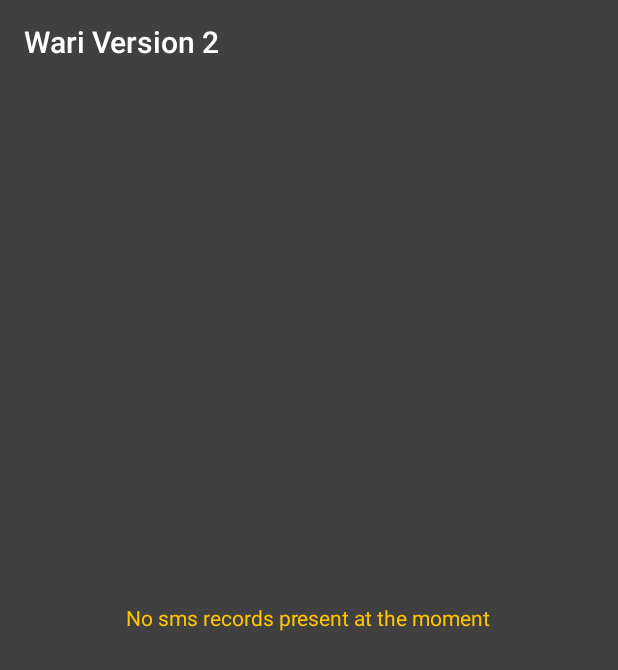
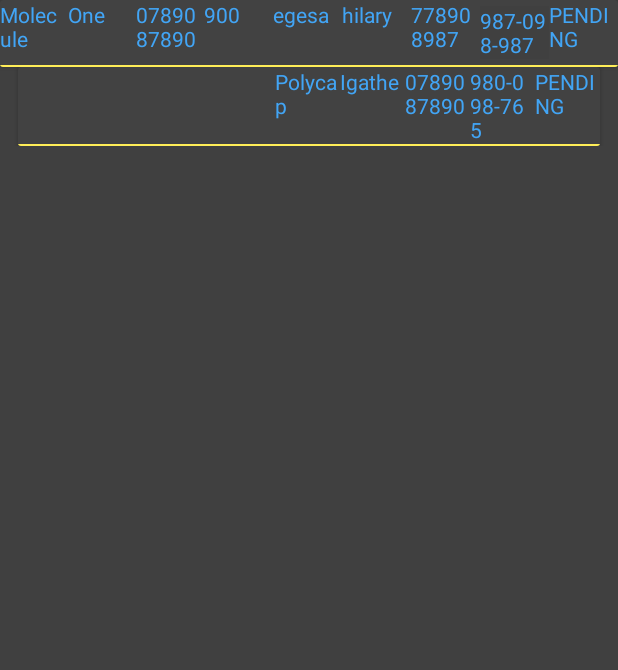
Before and after one commit to hilpitome/Wari, an Android app: the screen it shows after launch (MainActivity), on a phone screen of 412 x 824 dp. Shown: the top 670 px of the screen. Run offline under Robolectric (Android 15) with nearby library versions, the phone set to English and light mode, and no system bars.

Commit message:
almost to logic and design

```diff
--- a/app/src/main/java/com/warivirtualpos/wari/ComplexRecyclerViewAdapter.java
+++ b/app/src/main/java/com/warivirtualpos/wari/ComplexRecyclerViewAdapter.java
@@ -88,6 +88,7 @@ public class ComplexRecyclerViewAdapter extends RecyclerView.Adapter<RecyclerVie
         vh2.getFirstnameTv().setText(withdrawalData.getFirstname());
         vh2.getPhoneTv().setText(withdrawalData.getPhone());
         vh2.getConfirmationTv().setText(withdrawalData.getConfirmation());
+        vh2.getStatusTv().setText(withdrawalData.getStatus());
         vh2.itemView.setOnClickListener(new View.OnClickListener() {
             @Override
             public void onClick(View v) {
@@ -116,7 +117,6 @@ public class ComplexRecyclerViewAdapter extends RecyclerView.Adapter<RecyclerVie
         }
 
         vh1.getStatusTv().setText(requestData.getStatus());
-
         vh1.itemView.setOnClickListener(new View.OnClickListener() {
             @Override
             public void onClick(View v) {
--- a/app/src/main/java/com/warivirtualpos/wari/MainActivity.java
+++ b/app/src/main/java/com/warivirtualpos/wari/MainActivity.java
@@ -25,6 +25,11 @@ import com.warivirtualpos.wari.model.RequestData;
 import com.warivirtualpos.wari.model.WithdrawalData;
 import com.warivirtualpos.wari.utils.DatabaseHandler;
 
+import org.json.JSONException;
+import org.json.JSONObject;
+
+import java.io.IOException;
+import java.io.InputStream;
 import java.util.ArrayList;
 import java.util.List;
 
@@ -48,11 +53,72 @@ public class MainActivity extends AppCompatActivity {
         setContentView(R.layout.activity_main);
         final Toolbar toolbar = (Toolbar) findViewById(R.id.toolbar);
         setSupportActionBar(toolbar);
+        databaseHandler = new DatabaseHandler(this);
+
+        Resources resources = getResources();
+
+        InputStream inputStream = resources.openRawResource(R.raw.example_objects);
+
+        try {
+            int size = inputStream.available();
+            byte[] buffer = new byte[size];
+            inputStream.read(buffer);
+            inputStream.close();
+            String json = new String(buffer,"UTF-8");
+
+            JSONObject withdarawalDataString = new JSONObject(json);
+            JSONObject requestdataString = new JSONObject(json);
+            // create transfer request
+            JSONObject transferRequestData = requestdataString.getJSONObject("transfer_request_data");
+            String sender_lastname = transferRequestData.getString("sender_lastname");
+            String sender_firstname = transferRequestData.getString("sender_firstname");
+            String sender_phone = transferRequestData.getString("sender_phone");
+            String amount = transferRequestData.getString("amount");
+            String beneficiary_lastname = transferRequestData.getString("beneficiary_lastname");
+            String beneficiary_firstname = transferRequestData.getString("beneficiary_firstname");
+            String beneficiary_phone = transferRequestData.getString("beneficiary_phone");
+            RequestData requestData = new RequestData();
+            requestData.setSenderLastName(sender_lastname);
+            requestData.setSenderFirstname(sender_firstname);
+            requestData.setSenderPhone(sender_phone);
+            requestData.setAmount(Integer.valueOf(amount));
+            requestData.setBeneficiaryLastname(beneficiary_lastname);
+            requestData.setBeneficiaryPhone(beneficiary_phone);
+            requestData.setBeneficiaryFirstname(beneficiary_firstname);
+            requestData.setStatus("PENDING");
+            requestData.setConfirmation("987-098-987");
+
+            databaseHandler.addRequestData(requestData);
+
+            // create withdrawal data
+            JSONObject withDrawalData = withdarawalDataString.getJSONObject("withdrawal_request_data");
+            String lastname = withDrawalData.getString("lastname");
+            String firstname = withDrawalData.getString("firstname");
+            String date = withDrawalData.getString("date");
+            String confirmation = withDrawalData.getString("confirm");
+            String phone = withDrawalData.getString("phone");
+            String status = withDrawalData.getString("status");
+            Log.e("stat", status);
+            WithdrawalData data = new WithdrawalData();
+            data.setDate(date);
+            data.setLastname(lastname);
+            data.setFirstname(firstname);
+            data.setConfirmation(confirmation);
+            data.setPhone(phone);
+            data.setStatus(status);
+
+            databaseHandler.addWithdrawalData(data);
+
+
+        } catch (IOException | JSONException e) {
+            e.printStackTrace();
+        }
+
+
         noTextsTv = (TextView) findViewById(R.id.no_sms_tv);
         recyclerView = (RecyclerView) findViewById(R.id.recyclerView);
         swipeRefreshLayout = (SwipeRefreshLayout) findViewById(R.id.swiperefresh_layout);
 
-        databaseHandler = new DatabaseHandler(this);
 
         initSwipeRefreshLayout();
         setRecyclerView();
@@ -74,20 +140,17 @@ public class MainActivity extends AppCompatActivity {
         recyclerView.setLayoutManager(layoutManager);
         complexRecyclerViewAdapter = new ComplexRecyclerViewAdapter(this);
         recyclerView.setAdapter(complexRecyclerViewAdapter);
-
     }
     private void setItemList() {
         requestDataList = databaseHandler.getRequestData();
         withdrawalDataList = databaseHandler.getWithdrawalData();
         this.items.clear();
-
         for (RequestData requestData : requestDataList) {
             items.add(requestData);
         }
         for (WithdrawalData withdrawalData : withdrawalDataList) {
             items.add(withdrawalData);
         }
-
         if(items.size()>0){
             noTextsTv.setVisibility(View.GONE);
             recyclerView.setVisibility(View.VISIBLE);
--- a/app/src/main/java/com/warivirtualpos/wari/WithdrawalDataViewHolder.java
+++ b/app/src/main/java/com/warivirtualpos/wari/WithdrawalDataViewHolder.java
@@ -9,13 +9,14 @@ import android.widget.TextView;
  */
 
 public class WithdrawalDataViewHolder extends RecyclerView.ViewHolder {
-    private TextView lastnameTv, firstnameTv, phoneTv, confirmationTv;
+    private TextView lastnameTv, firstnameTv, phoneTv, confirmationTv, statusTv;
     public WithdrawalDataViewHolder(View view) {
         super(view);
         lastnameTv = (TextView) view.findViewById(R.id.lastname_text);
         firstnameTv = (TextView) view.findViewById(R.id.firstname_text);
         phoneTv = (TextView) view.findViewById(R.id.phone_text);
         confirmationTv = (TextView) view.findViewById(R.id.confirmation_text);
+        statusTv = (TextView) view.findViewById(R.id.validation_txt);
     }
 
     public TextView getLastnameTv() {
@@ -49,4 +50,12 @@ public class WithdrawalDataViewHolder extends RecyclerView.ViewHolder {
     public void setConfirmationTv(TextView confirmationTv) {
         this.confirmationTv = confirmationTv;
     }
+
+    public TextView getStatusTv() {
+        return statusTv;
+    }
+
+    public void setStatusTv(TextView statusTv) {
+        this.statusTv = statusTv;
+    }
 }
--- a/app/src/main/java/com/warivirtualpos/wari/WithdrawalRequestDetailActivity.java
+++ b/app/src/main/java/com/warivirtualpos/wari/WithdrawalRequestDetailActivity.java
@@ -71,7 +71,7 @@ public class WithdrawalRequestDetailActivity extends AppCompatActivity implement
                 SmsManager smsManager = SmsManager.getDefault();
 //                smsManager.sendTextMessage("agentPhone", null, "sms message", null, null);
                 String confirmString = confirmationTv.getText().toString().trim();
-                Log.e("string", confirmString);
+                databaseHandler.updateWithdrawalConfirmation(sqliteId);
                 Toast.makeText(this, "validation sent to  agent", Toast.LENGTH_SHORT).show();
 
                 break;
--- a/app/src/main/java/com/warivirtualpos/wari/model/WithdrawalData.java
+++ b/app/src/main/java/com/warivirtualpos/wari/model/WithdrawalData.java
@@ -7,7 +7,7 @@ import android.util.Log;
  */
 
 public class WithdrawalData {
-    String date, lastname, firstname, phone, confirmation;
+    String date, lastname, firstname, phone, confirmation, status;
     int sqliteId;
     public WithdrawalData(){
     }
@@ -68,4 +68,12 @@ public class WithdrawalData {
     public void setConfirmation(String confirmation) {
         this.confirmation = confirmation;
     }
+
+    public String getStatus() {
+        return status;
+    }
+
+    public void setStatus(String status) {
+        this.status = status;
+    }
 }
--- a/app/src/main/java/com/warivirtualpos/wari/services/IncomingSms.java
+++ b/app/src/main/java/com/warivirtualpos/wari/services/IncomingSms.java
@@ -112,7 +112,7 @@ public class IncomingSms extends BroadcastReceiver {
                         confirmation = withdrawalMsgArr[4];
 
                         WithdrawalData withdrawalData = new WithdrawalData(now, lastname, firstname, phone, confirmation);
-
+                        withdrawalData.setStatus("PENDING");
 
                         databaseHandler.addWithdrawalData(withdrawalData);
                         SendToMySqlTask sendToMySqlTask = new SendToMySqlTask();
--- a/app/src/main/java/com/warivirtualpos/wari/utils/DatabaseHandler.java
+++ b/app/src/main/java/com/warivirtualpos/wari/utils/DatabaseHandler.java
@@ -141,6 +141,7 @@ public class DatabaseHandler extends SQLiteOpenHelper {
         contentValues.put(WITHDRAWER_FIRST_NAME, withdrawalData.getFirstname());
         contentValues.put(WITHDARAWER_PHONE, withdrawalData.getPhone());
         contentValues.put(CONFIRMATION, withdrawalData.getConfirmation());
+        contentValues.put(STATUS, withdrawalData.getStatus());
         db.insert(TABLE_WITHDRAWAL_REQUESTS , null, contentValues);
         db.close();
     }
@@ -159,8 +160,10 @@ public class DatabaseHandler extends SQLiteOpenHelper {
             String withdrawerFirstName = cursor.getString(cursor.getColumnIndex(WITHDRAWER_FIRST_NAME));
             String withdrawerPhone= cursor.getString(cursor.getColumnIndex(WITHDARAWER_PHONE));
             String confirmation = cursor.getString(cursor.getColumnIndex(CONFIRMATION));
+            String status = cursor.getString(cursor.getColumnIndex(STATUS));
             WithdrawalData withdrawalData =  new WithdrawalData(date, withdrawerLastName, withdrawerFirstName, withdrawerPhone, confirmation);
             withdrawalData.setSqliteId(id);
+            withdrawalData.setStatus(status);
             records.add(withdrawalData);
         }
 
@@ -179,13 +182,12 @@ public class DatabaseHandler extends SQLiteOpenHelper {
         return true;
 
     }
-    public boolean updateWithdrawalConfirmation(int id, String confirmation){
+    public boolean updateWithdrawalConfirmation(int id){
 
         SQLiteDatabase db = getWritableDatabase();
         ContentValues cv = new ContentValues();
-        cv.put(CONFIRMATION, confirmation);
         cv.put(STATUS, "OK");
-        db.update(TABLE_TRANSFER_REQUESTS, cv,ID+" = ?" ,new String[]{String.valueOf(id)});
+        db.update(TABLE_WITHDRAWAL_REQUESTS, cv,ID+" = ?" ,new String[]{String.valueOf(id)});
         db.close();
         return true;
 
--- a/app/src/main/res/raw/example_objects.json
+++ b/app/src/main/res/raw/example_objects.json
@@ -1,7 +1,7 @@
 {
   "transfer_request_data": {
-    "sender_lastname": "Toure",
-    "sender_firstname": "Hisham",
+    "sender_lastname": "Molecule",
+    "sender_firstname": "One",
     "sender_phone": "0789087890",
     "amount": 900,
     "beneficiary_lastname": "egesa",
@@ -9,10 +9,11 @@
     "beneficiary_phone": "0728054248"
   },
   "withdrawal_request_data": {
-    "lastname": "Egesa",
-    "firstname": "Hilary",
+    "lastname": "Polycap",
+    "firstname": "Igathe",
     "phone": "0789087890",
     "date": "9/8/1980",
-    "confirm": "980-098-765"
+    "confirm": "980-098-765",
+    "status":"PENDING"
   }
 }
```
